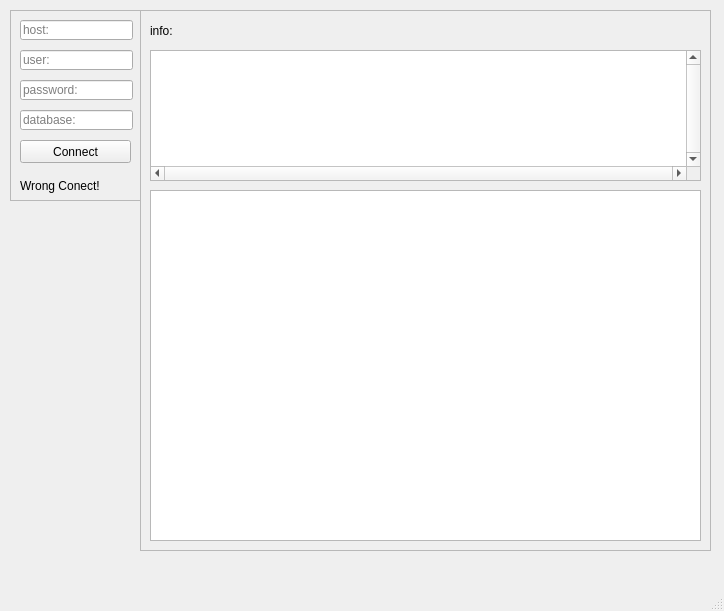
Above: gui.ui from PP-62/sql_viewer before the change. Below: the same form after it.
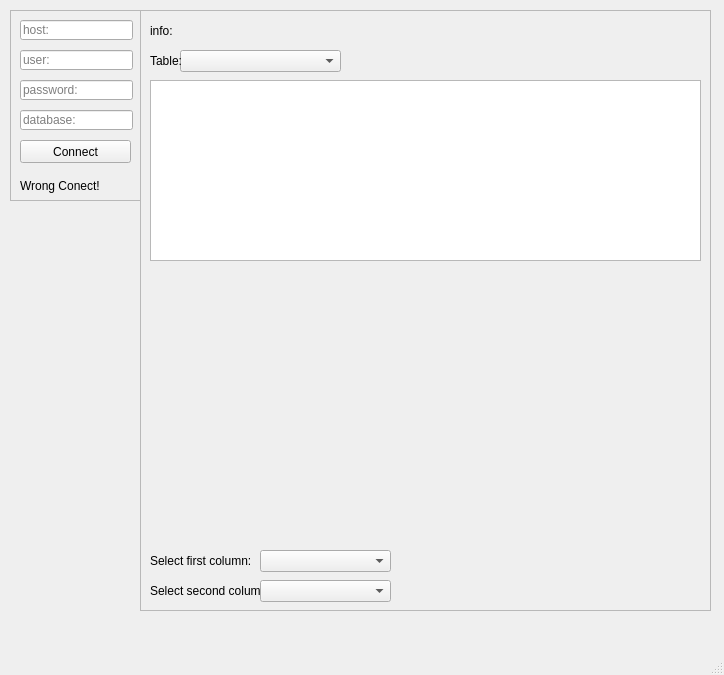
That is the form after the change. Custom widgets are drawn as their Qt base class.

What changed in the file:
```diff
--- a/gui.ui
+++ b/gui.ui
@@ -7,7 +7,7 @@
     <x>0</x>
     <y>0</y>
     <width>724</width>
-    <height>611</height>
+    <height>675</height>
    </rect>
   </property>
   <property name="windowTitle">
@@ -123,7 +123,7 @@
       <x>140</x>
       <y>10</y>
       <width>571</width>
-      <height>541</height>
+      <height>601</height>
      </rect>
     </property>
     <property name="frameShape">
@@ -132,28 +132,6 @@
     <property name="frameShadow">
      <enum>QFrame::Raised</enum>
     </property>
-    <widget class="QTableView" name="table">
-     <property name="geometry">
-      <rect>
-       <x>10</x>
-       <y>40</y>
-       <width>551</width>
-       <height>131</height>
-      </rect>
-     </property>
-     <property name="verticalScrollBarPolicy">
-      <enum>Qt::ScrollBarAlwaysOn</enum>
-     </property>
-     <property name="horizontalScrollBarPolicy">
-      <enum>Qt::ScrollBarAlwaysOn</enum>
-     </property>
-     <property name="verticalScrollMode">
-      <enum>QAbstractItemView::ScrollPerItem</enum>
-     </property>
-     <attribute name="verticalHeaderShowSortIndicator" stdset="0">
-      <bool>false</bool>
-     </attribute>
-    </widget>
     <widget class="QLabel" name="info_label">
      <property name="geometry">
       <rect>
@@ -167,13 +145,101 @@
       <string>info:</string>
      </property>
     </widget>
-    <widget class="QGraphicsView" name="grafic">
+    <widget class="QComboBox" name="table_select">
      <property name="geometry">
       <rect>
+       <x>40</x>
+       <y>40</y>
+       <width>161</width>
+       <height>22</height>
+      </rect>
+     </property>
+     <property name="editable">
+      <bool>false</bool>
+     </property>
+     <property name="currentText">
+      <string/>
+     </property>
+     <property name="placeholderText">
+      <string>Tables...</string>
+     </property>
+    </widget>
+    <widget class="QLabel" name="table_label">
+     <property name="geometry">
+      <rect>
        <x>10</x>
-       <y>180</y>
+       <y>40</y>
+       <width>31</width>
+       <height>21</height>
+      </rect>
+     </property>
+     <property name="text">
+      <string>Table:</string>
+     </property>
+    </widget>
+    <widget class="QTableWidget" name="table">
+     <property name="geometry">
+      <rect>
+       <x>10</x>
+       <y>70</y>
        <width>551</width>
-       <height>351</height>
+       <height>181</height>
+      </rect>
+     </property>
+    </widget>
+    <widget class="GraficWidget" name="grafic" native="true">
+     <property name="geometry">
+      <rect>
+       <x>10</x>
+       <y>260</y>
+       <width>551</width>
+       <height>271</height>
+      </rect>
+     </property>
+    </widget>
+    <widget class="QComboBox" name="select_column_1">
+     <property name="geometry">
+      <rect>
+       <x>120</x>
+       <y>540</y>
+       <width>131</width>
+       <height>22</height>
+      </rect>
+     </property>
+    </widget>
+    <widget class="QLabel" name="select_column_label_1">
+     <property name="geometry">
+      <rect>
+       <x>10</x>
+       <y>540</y>
+       <width>111</width>
+       <height>21</height>
+      </rect>
+     </property>
+     <property name="text">
+      <string>Select first column:</string>
+     </property>
+    </widget>
+    <widget class="QLabel" name="select_column_label_2">
+     <property name="geometry">
+      <rect>
+       <x>10</x>
+       <y>570</y>
+       <width>111</width>
+       <height>21</height>
+      </rect>
+     </property>
+     <property name="text">
+      <string>Select second column:</string>
+     </property>
+    </widget>
+    <widget class="QComboBox" name="select_column_2">
+     <property name="geometry">
+      <rect>
+       <x>120</x>
+       <y>570</y>
+       <width>131</width>
+       <height>22</height>
       </rect>
      </property>
     </widget>
@@ -191,6 +257,14 @@
   </widget>
   <widget class="QStatusBar" name="statusbar"/>
  </widget>
+ <customwidgets>
+  <customwidget>
+   <class>GraficWidget</class>
+   <extends>QWidget</extends>
+   <header>graficwidget.h</header>
+   <container>1</container>
+  </customwidget>
+ </customwidgets>
  <resources/>
  <connections/>
 </ui>
```
